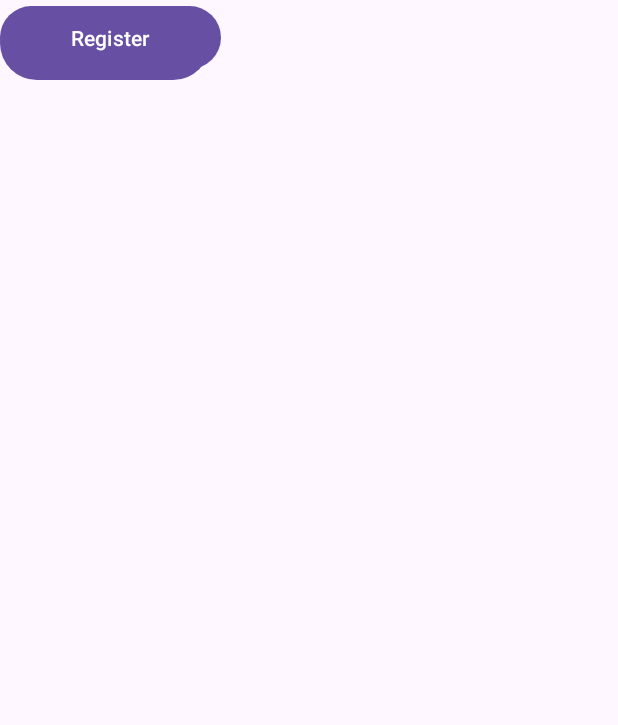
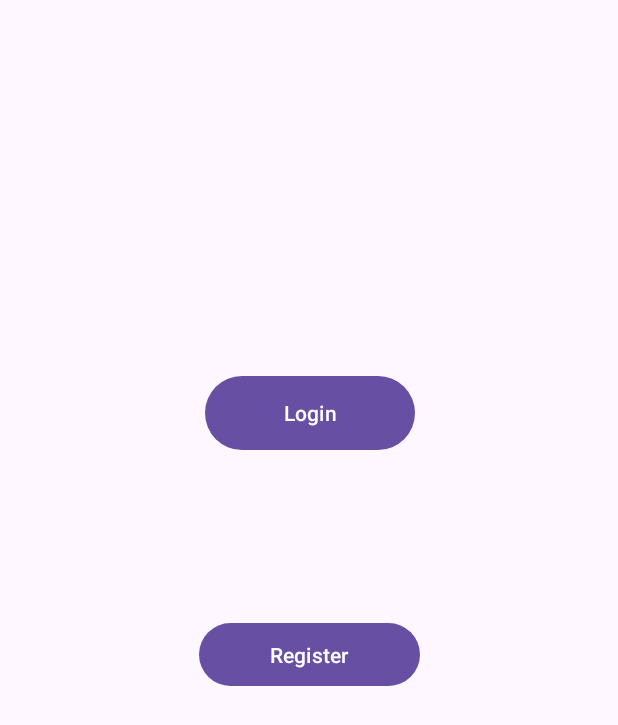
Before and after one commit to bhavyahoda/ASARA, an Android app: the layout activity_profile.xml on its own in the app's theme, with its tools: preview values and no code run, on a phone screen of 412 x 824 dp. Shown: the top 725 px of the screen. Run offline under Robolectric (Android 15) with nearby library versions, the phone set to English and light mode, and no system bars.

Commit message:
Some more pages made

```diff
--- a/app/build.gradle.kts
+++ b/app/build.gradle.kts
@@ -33,6 +33,7 @@ dependencies {
     implementation("androidx.appcompat:appcompat:1.6.1")
     implementation("com.google.android.material:material:1.8.0")
     implementation("androidx.constraintlayout:constraintlayout:2.1.4")
+    implementation("com.google.android.gms:play-services-maps:18.1.0")
     testImplementation("junit:junit:4.13.2")
     androidTestImplementation("androidx.test.ext:junit:1.1.5")
     androidTestImplementation("androidx.test.espresso:espresso-core:3.5.1")
--- a/app/src/main/res/layout/activity_profile.xml
+++ b/app/src/main/res/layout/activity_profile.xml
@@ -1,5 +1,6 @@
 <?xml version="1.0" encoding="utf-8"?>
 <androidx.constraintlayout.widget.ConstraintLayout xmlns:android="http://schemas.android.com/apk/res/android"
+    xmlns:app="http://schemas.android.com/apk/res-auto"
     xmlns:tools="http://schemas.android.com/tools"
     android:layout_width="match_parent"
     android:layout_height="match_parent">
@@ -8,15 +9,26 @@
         android:id="@+id/Login"
         android:layout_width="140dp"
         android:layout_height="57dp"
+        android:layout_marginStart="136dp"
+        android:layout_marginTop="216dp"
+        android:layout_marginEnd="135dp"
+        android:layout_marginBottom="76dp"
         android:text="Login"
-        tools:layout_editor_absoluteX="136dp"
-        tools:layout_editor_absoluteY="216dp" />
+        app:layout_constraintBottom_toTopOf="@+id/Register"
+        app:layout_constraintEnd_toEndOf="parent"
+        app:layout_constraintStart_toStartOf="parent"
+        app:layout_constraintTop_toTopOf="parent" />
 
     <Button
         android:id="@+id/Register"
         android:layout_width="147dp"
         android:layout_height="50dp"
+        android:layout_marginStart="132dp"
+        android:layout_marginEnd="132dp"
+        android:layout_marginBottom="332dp"
         android:text="Register"
-        tools:layout_editor_absoluteX="132dp"
-        tools:layout_editor_absoluteY="349dp" />
+        app:layout_constraintBottom_toBottomOf="parent"
+        app:layout_constraintEnd_toEndOf="parent"
+        app:layout_constraintStart_toStartOf="parent"
+        app:layout_constraintTop_toBottomOf="@+id/Login" />
 </androidx.constraintlayout.widget.ConstraintLayout>
--- /dev/null
+++ b/app/src/main/res/layout/activity_register.xml
@@ -0,0 +1,6 @@
+<?xml version="1.0" encoding="utf-8"?>
+<androidx.constraintlayout.widget.ConstraintLayout xmlns:android="http://schemas.android.com/apk/res/android"
+    android:layout_width="match_parent"
+    android:layout_height="match_parent">
+
+</androidx.constraintlayout.widget.ConstraintLayout>
```
Also changed, not shown: app/src/main/AndroidManifest.xml (+10 -0 lines), app/src/main/java/com/example/asara/Login.java (added, +14 -0 lines), app/src/main/java/com/example/asara/Profile.java (+18 -2 lines), app/src/main/java/com/example/asara/Register.java (added, +14 -0 lines), app/src/main/java/com/example/asara/Sos.java (added, +70 -0 lines), app/src/main/res/layout/activity_login.xml (added, +42 -0 lines).
